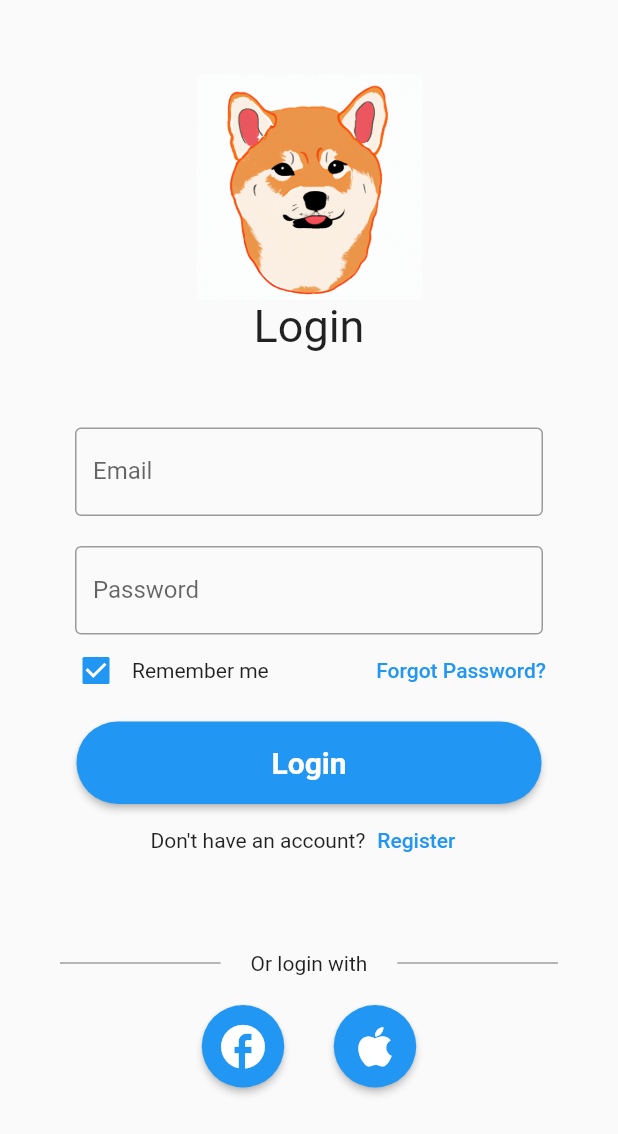
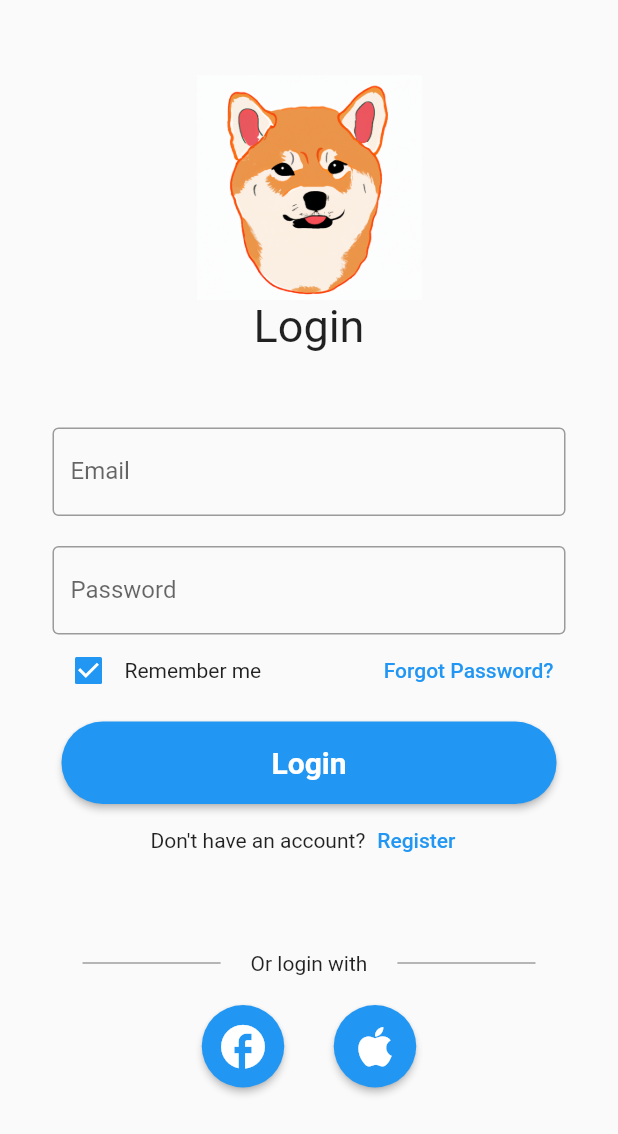
Before and after one commit to PetBite/app, a Flutter app: the screen it shows after launch, on a phone screen of 412 x 824 dp. Shown: the top 1134 px of the screen. Run offline on Flutter 3.47's test engine with Material 2 defaults, Android fonts, the phone set to English and light mode, and no system bars; generated files the repository leaves out were written again.

Commit message:
Fixed styling

```diff
--- a/lib/pages/login/login.dart
+++ b/lib/pages/login/login.dart
@@ -6,7 +6,7 @@ class LoginPage extends StatefulWidget {
   static const routeName = '/';
 
   @override
-  _LoginPageState createState() => _LoginPageState();
+  State<LoginPage> createState() => _LoginPageState();
 }
 
 class _LoginPageState extends State<LoginPage> {
@@ -16,10 +16,10 @@ class _LoginPageState extends State<LoginPage> {
   @override
   Widget build(BuildContext context) {
     return Scaffold(
-        body: Center(
+        body: SafeArea(
       child: ListView(
-        padding: const EdgeInsets.symmetric(horizontal: 20),
-        children: [
+        padding: const EdgeInsets.symmetric(horizontal: 35),
+        children: <Widget>[
           const SizedBox(height: 50),
           Image.asset('assets/images/loginpic.png', width: 150, height: 150),
           const Text(
@@ -28,20 +28,15 @@ class _LoginPageState extends State<LoginPage> {
             textAlign: TextAlign.center,
           ),
           const SizedBox(height: 50),
-          Padding(
-            padding: const EdgeInsets.symmetric(horizontal: 30),
-            child: TextField(
+          TextField(
             controller: _emailController,
             decoration: const InputDecoration(
               border: OutlineInputBorder(),
               labelText: 'Email',
             ),
           ),
-          ),
           const SizedBox(height: 20),
-          Padding(
-            padding: const EdgeInsets.symmetric(horizontal: 30),
-            child: TextField(
+          TextField(
             controller: _passwordController,
             obscureText: true,
             decoration: const InputDecoration(
@@ -49,10 +44,7 @@ class _LoginPageState extends State<LoginPage> {
               labelText: 'Password',
             ),
           ),
-          ),
-          Padding(
-            padding: const EdgeInsets.symmetric(horizontal: 20),
-            child: Row(
+          Row(
             children: [
               Checkbox(
                 value: true,
@@ -66,7 +58,6 @@ class _LoginPageState extends State<LoginPage> {
               ),
             ],
           ),
-          ),
           const SizedBox(height: 10),
           Align(
             alignment: Alignment.center,
@@ -77,7 +68,7 @@ class _LoginPageState extends State<LoginPage> {
               style: ElevatedButton.styleFrom(
                 shape: const StadiumBorder(),
                 padding:
-                    const EdgeInsets.symmetric(horizontal: 130, vertical: 16),
+                    const EdgeInsets.symmetric(horizontal: 140, vertical: 16),
               ),
               child: const Text(
                 'Login',
```
Lines whose indentation alone changed are shown as unchanged.
